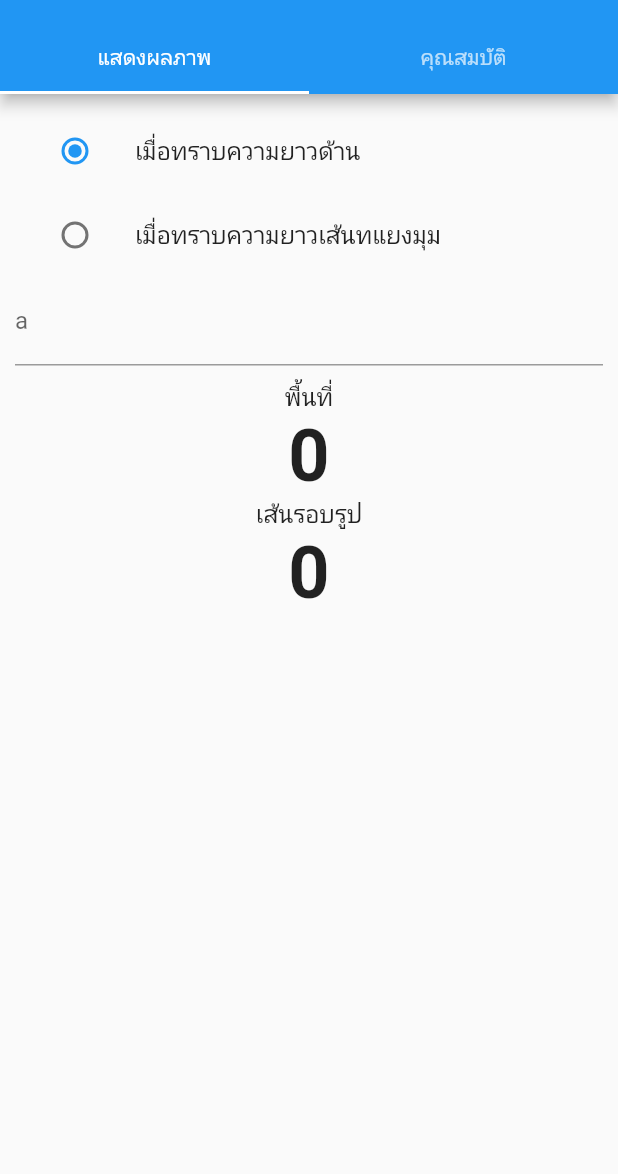
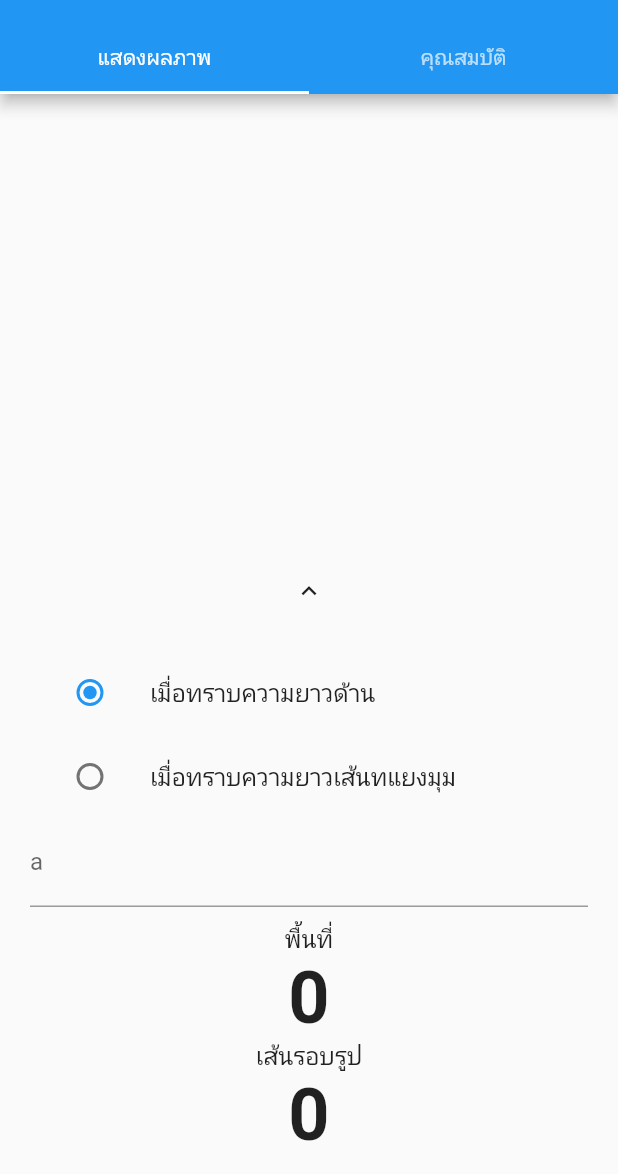
Before and after one commit to Wongvaritanprasertporn/class12geomathitproject, a Flutter app: the screen it shows after launch, on a phone screen of 412 x 824 dp, the part 62-1236 px from its top. Run offline on Flutter 3.47's test engine with Material 2 defaults, Android fonts, the phone set to English and light mode, and no system bars.

Commit message:
add drawer square and debug

```diff
--- a/lib/CalcSubPage/square.dart
+++ b/lib/CalcSubPage/square.dart
@@ -14,9 +14,17 @@ class SquareCalcPage extends StatefulWidget {
 class _SquareCalcPage extends State<SquareCalcPage> {
   SquareAreaFormula? _squareAreaFormula = SquareAreaFormula.fromA;
 
+  bool showBottomMenu = true;
+  final GlobalKey _widgetKey = GlobalKey();
+  Size? _size;
+
+  var threshold = 100;
+
   @override
   void initState() {
     super.initState();
+    WidgetsBinding.instance!
+        .addPostFrameCallback((_) => {_size = _widgetKey.currentContext?.size});
   }
 
   getData() {
@@ -32,7 +40,49 @@ class _SquareCalcPage extends State<SquareCalcPage> {
 
   @override
   Widget build(BuildContext context) {
-    return Padding(
+    double width = MediaQuery.of(context).size.width;
+
+    return Container(
+      child: Stack(children: [
+        AnimatedPositioned(
+            curve: Curves.easeInOut,
+            duration: Duration(milliseconds: 200),
+            left: 0,
+            bottom: (showBottomMenu) ? 0 : -(_size!.height - 30),
+            child: GestureDetector(
+              onPanEnd: (details) {
+                if (details.velocity.pixelsPerSecond.dy > threshold) {
+                  this.setState(() {
+                    showBottomMenu = false;
+                  });
+                  print(details.velocity.pixelsPerSecond.dy.toString());
+                } else if (details.velocity.pixelsPerSecond.dy < -threshold) {
+                  this.setState(() {
+                    showBottomMenu = true;
+                  });
+                  print(details.velocity.pixelsPerSecond.dy.toString());
+                }
+              },
+              child: ClipRRect(
+                borderRadius: BorderRadius.only(
+                    topLeft: Radius.circular(20),
+                    topRight: Radius.circular(20)),
+                child: Container(
+                  key: _widgetKey,
+                  width: width,
+                  child: Padding(
+                    padding: const EdgeInsets.symmetric(
+                        vertical: 2.0, horizontal: 10),
+                    child: Column(
+                      children: <Widget>[
+                        Icon(
+                          Icons.keyboard_arrow_up,
+                          size: 20,
+                        ),
+                        SizedBox(
+                          height: 20,
+                        ),
+                        Padding(
                           padding: const EdgeInsets.all(10.0),
                           child: Column(
                             children: [
@@ -51,7 +101,8 @@ class _SquareCalcPage extends State<SquareCalcPage> {
                                     ),
                                   ),
                                   ListTile(
-                title: const Text("เมื่อทราบความยาวเส้นทแยงมุม"),
+                                    title: const Text(
+                                        "เมื่อทราบความยาวเส้นทแยงมุม"),
                                     leading: Radio<SquareAreaFormula>(
                                       value: SquareAreaFormula.fromB,
                                       groupValue: _squareAreaFormula,
@@ -61,12 +112,20 @@ class _SquareCalcPage extends State<SquareCalcPage> {
                                         });
                                       },
                                     ),
-              )
+                                  ),
                                 ],
                               ),
-          getData(),
+                              Container(child: getData())
                             ],
                           ),
+                        ),
+                      ],
+                    ),
+                  ),
+                ),
+              ),
+            ))
+      ]),
     );
   }
 }
--- a/lib/main.dart
+++ b/lib/main.dart
@@ -75,9 +75,7 @@ class _MyHomePageState extends State<MyHomePage> {
               ]),
             ),
             body: TabBarView(children: [
-              SingleChildScrollView(
-                child: selectCalcPage(_selectedPage),
-              ),
+              selectCalcPage(_selectedPage),
               SingleChildScrollView(
                 child: ShapePage(_selectedPage),
               )
```
Also changed, not shown: pubspec.lock. Lines whose indentation alone changed are shown as unchanged.
